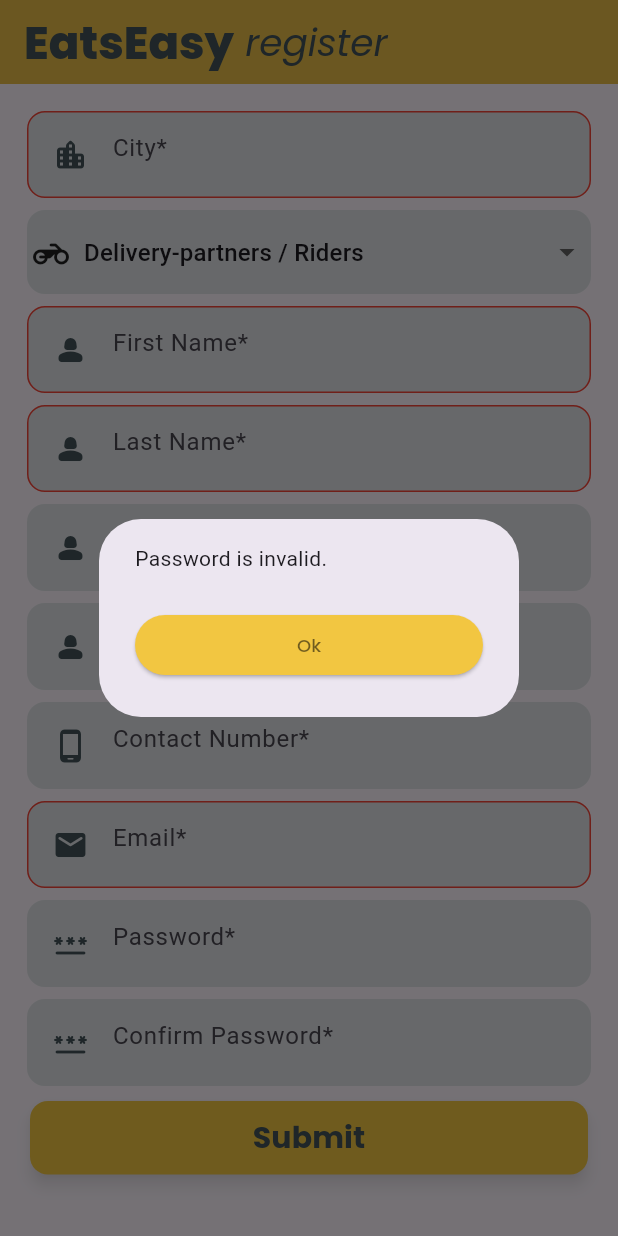
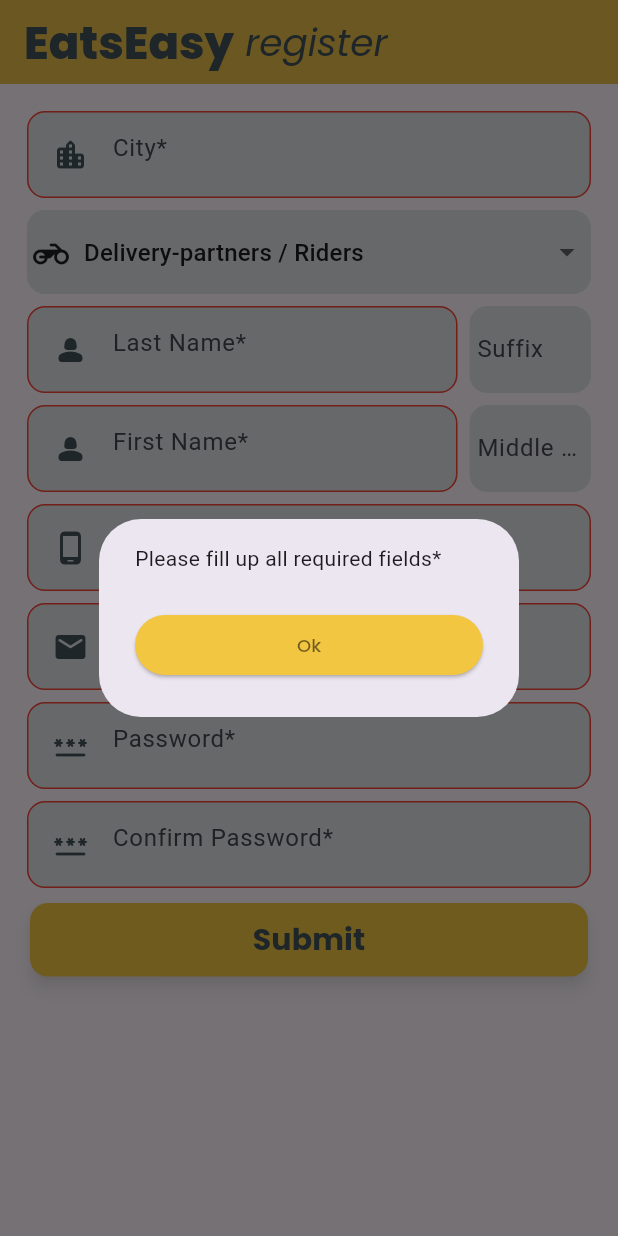
Before and after one commit to rowelalvero/eatseasy_riders_app, a Flutter app: the RegisterScreen screen opened directly, after a tap on "Submit", on a phone screen of 412 x 824 dp. Run offline on Flutter 3.47's test engine with Material 3 defaults, Android fonts, the phone set to English and light mode, and no system bars; our stand-ins replace cloud_firestore, firebase_auth, firebase_core, firebase_storage, image_picker, loading_animation_widget and 1 more; accounts and stored records are empty.

Commit message:
LogInScreen, RegisterScreen Fixed an issue that the user cannot registers and keeps showing the error dialog "Please fill up all required fields*" even the fields are completed. Also I aligned the suffix and M.I text fields side by side with Firstname and Lastname text fields. Lastly, I changed the loading animation logic when navigating from LogInScreen to RegisterScreen.

```diff
--- a/lib/authentication/additionalRegistrationPage/personal_details_screen.dart
+++ b/lib/authentication/additionalRegistrationPage/personal_details_screen.dart
@@ -593,6 +593,8 @@ class _PersonalDetailsScreenState extends State<PersonalDetailsScreen> {
                       hintText: "",
                       isObsecure: false,
                       redBorder: false,
+                      noLeftMargin: false,
+                      noRightMargin: false,
                       onChanged: (value) {
                         setState(() {
                           changesSaved = false;
--- a/lib/authentication/login.dart
+++ b/lib/authentication/login.dart
@@ -45,7 +45,7 @@ class _LogInScreenState extends State<LogInScreen> {
 
   logInNow() async {
     showDialog(context: context, builder: (c) {
-      return const LoadingDialog(message: "Logging In",);
+      return const LoadingDialog(message: "Logging In", isRegisterPage: false,);
     });
 
     //Firebase current user
@@ -93,21 +93,7 @@ class _LogInScreenState extends State<LogInScreen> {
   }
 
   void registrationPage() {
-    //show loading screen after submitting
-    showDialog(
-        context: context,
-        builder: (c) {
-          return const LoadingDialog(
-            message: "Loading",
-          );
-        });
-
-    Timer(const Duration(seconds: 3), () async {
-      Navigator.pop(context);
-      Navigator.push(context,MaterialPageRoute(builder: (c) => const RegisterScreen()));
-    });
-
-
+    Navigator.push(context,MaterialPageRoute(builder: (c) => const LoadingDialog(message: "Loading", isRegisterPage: true)));
   }
 
   @override
@@ -171,6 +157,8 @@ class _LogInScreenState extends State<LogInScreen> {
                   hintText: "Email",
                   isObsecure: false,
                   redBorder: false,
+                  noLeftMargin: false,
+                  noRightMargin: false,
                   keyboardType: TextInputType.text,
                 ),
 
@@ -181,6 +169,8 @@ class _LogInScreenState extends State<LogInScreen> {
                   hintText: "Password",
                   isObsecure: true,
                   redBorder: false,
+                  noLeftMargin: false,
+                  noRightMargin: false,
                   keyboardType: TextInputType.text,
                 ),
               ],
--- a/lib/authentication/register.dart
+++ b/lib/authentication/register.dart
@@ -121,42 +121,70 @@ class _RegisterScreenState extends State<RegisterScreen> {
     return false;
   }
 
-  bool _iscityControllerInvalid = false;
+  bool _isCityControllerInvalid = false;
   bool _isFirstNameControllerInvalid = false;
   bool _isLastNameControllerInvalid = false;
   bool _isEmailControllerInvalid = false;
-  bool _isFormIncomplete = false;
+  bool _isContactNumberControllerInvalid = false;
+  bool _isPasswordControllerInvalid = false;
+  bool _isConfirmPasswordControllerInvalid = false;
+  bool _isFormComplete = true;
 
-  void _ValidateTextFields() {
+  void _validateTextFields() {
     if (cityController.text.isEmpty) {
       setState(() {
-        _iscityControllerInvalid = true;
-        _isFormIncomplete = true;
+        _isCityControllerInvalid = true;
+        _isFormComplete = false;
       });
     }
     if (firstNameController.text.isEmpty) {
       setState(() {
         _isFirstNameControllerInvalid = true;
-        _isFormIncomplete = true;
+        _isFormComplete = false;
       });
     }
     if (lastNameController.text.isEmpty) {
       setState(() {
         _isLastNameControllerInvalid = true;
-        _isFormIncomplete = true;
+        _isFormComplete = false;
+      });
+    }
+    if (contactNumberController.text.isEmpty) {
+      setState(() {
+        _isContactNumberControllerInvalid = true;
+        _isFormComplete = false;
+      });
+    }
+    if (passwordController.text.isEmpty) {
+      setState(() {
+        _isPasswordControllerInvalid = true;
+        _isFormComplete = false;
+      });
+    }
+    if (confirmPasswordController.text.isEmpty) {
+      setState(() {
+        _isConfirmPasswordControllerInvalid = true;
+        _isFormComplete = false;
       });
     }
     if (emailController.text.isEmpty) {
      setState(() {
        _isEmailControllerInvalid = true;
-       _isFormIncomplete = true;
+       _isFormComplete = false;
      });
+    }
+    if (cityController.text.isNotEmpty &&
+        firstNameController.text.isNotEmpty &&
+        lastNameController.text.isNotEmpty &&
+        emailController.text.isNotEmpty) {
+
+      _isFormComplete = true;
     }
   }
   //Form validation
   Future<void> _formValidation() async {
-    _ValidateTextFields();
-    if (_isFormIncomplete) {
+    _validateTextFields();
+    if (_isFormComplete) {
       if (_isPasswordValidated()) {
         if(_isPasswordMatched) {
           if (isContactNumberCompleted) {
@@ -172,7 +200,7 @@ class _RegisterScreenState extends State<RegisterScreen> {
                   context: context,
                   builder: (c) {
                     return const LoadingDialog(
-                      message: "Submitting",
+                      message: "Submitting", isRegisterPage: false,
                     );
                   });
 
@@ -363,10 +391,12 @@ class _RegisterScreenState extends State<RegisterScreen> {
                         hintText: "City*",
                         isObsecure: false,
                         keyboardType: TextInputType.text,
-                        redBorder: _iscityControllerInvalid,
+                        redBorder: _isCityControllerInvalid,
+                          noLeftMargin: false,
+                          noRightMargin: false,
                           onChanged:(value) {
                           setState(() {
-                            _iscityControllerInvalid = false;
+                            _isCityControllerInvalid = false;
                           });
                           }
                       ),
@@ -407,63 +437,90 @@ class _RegisterScreenState extends State<RegisterScreen> {
                         ),
                       ),
 
-                      //First name text field
-                      CustomTextField(
+                      Row(
+                        children: [
+                          Expanded(
+                            flex: 3,
+                            //Last name text field
+                              child: CustomTextField(
+                                  data: Icons.person_2_rounded,
+                                  controller: lastNameController,
+                                  hintText: "Last Name*",
+                                  isObsecure: false,
+                                  keyboardType: TextInputType.text,
+                                  redBorder: _isLastNameControllerInvalid,
+                                  noLeftMargin: false,
+                                  noRightMargin: true,
+                                  onChanged:(value) {
+                                    setState(() {
+                                      _isLastNameControllerInvalid = false;
+                                    });
+                                  }
+                              ),
+                          ),
+                          //Suffix text field
+                          Expanded(
+                              flex: 1,
+                              child: CustomTextField(
+                                data: null,
+                                controller: suffixController,
+                                hintText: "Suffix",
+                                isObsecure: false,
+                                keyboardType: TextInputType.text,
+                                noLeftMargin: true,
+                                noRightMargin: false,
+                                redBorder: false,
+                              ),
+                          ),
+                        ],
+                      ),
+
+                      Row(
+                        children: [
+                          Expanded(
+                            flex: 3,
+                            //Firstname text fields
+                            child: CustomTextField(
                                 data: Icons.person_2_rounded,
                                 controller: firstNameController,
                                 hintText: "First Name*",
                                 isObsecure: false,
                                 keyboardType: TextInputType.text,
                                 redBorder: _isFirstNameControllerInvalid,
+                                noLeftMargin: false,
+                                noRightMargin: true,
                                 onChanged:(value) {
                                   setState(() {
                                     _isFirstNameControllerInvalid = false;
                                   });
                                 }
                             ),
-
-                      //Last name text field
-                      CustomTextField(
-                        data: Icons.person_2_rounded,
-                        controller: lastNameController,
-                        hintText: "Last Name*",
+                          ),
+                          //Middle Initial text field
+                          Expanded(
+                            flex: 1,
+                            child: CustomTextField(
+                              data: null,
+                              controller: middleInitialController,
+                              hintText: "Middle In.",
                               isObsecure: false,
                               keyboardType: TextInputType.text,
-                        redBorder: _isLastNameControllerInvalid,
-                          onChanged:(value) {
-                            setState(() {
-                              _isLastNameControllerInvalid = false;
-                            });
-                          }
-                      ),
-
-                      //Middle initial text field
-                      CustomTextField(
-                        data: Icons.person_2_rounded,
-                        controller: middleInitialController,
-                        hintText: "M.I.",
-                        isObsecure: false,
-                        keyboardType: TextInputType.text,
+                              noLeftMargin: true,
+                              noRightMargin: false,
                               redBorder: false,
                             ),
-
-                      //Suffix text field
-                      CustomTextField(
-                        data: Icons.person_2_rounded,
-                        controller: suffixController,
-                        hintText: "Suffix",
-                        isObsecure: false,
-                        keyboardType: TextInputType.text,
-                        redBorder: false,
                           ),
-
+                        ],
+                      ),
                       //Contact number text field,
                       Container(
                         decoration: BoxDecoration(
                           color: const Color(0xFFE0E3E7),
                           borderRadius: BorderRadius.circular(12),
                           border: Border.all(
-                            color: _isUserTypingContactNumber ? (isContactNumberCompleted ? Colors.green : Colors.red) : Colors.transparent,
+                            color: _isContactNumberControllerInvalid
+                                ? Colors.red
+                                : _isUserTypingContactNumber ? (isContactNumberCompleted ? Colors.green : Colors.red) : Colors.transparent,
                           ),
                         ),
                         padding: const EdgeInsets.all(4),
@@ -488,6 +545,7 @@ class _RegisterScreenState extends State<RegisterScreen> {
                                 onChanged: (value) {
                                     setState(() {
                                       _isUserTypingContactNumber = true;
+                                      _isContactNumberControllerInvalid = false;
                                     });
                                   if (value.length == 11) {
                                     setState(() {
@@ -544,6 +602,8 @@ class _RegisterScreenState extends State<RegisterScreen> {
                         isObsecure: false,
                         keyboardType: TextInputType.text,
                         redBorder: _isEmailControllerInvalid,
+                          noLeftMargin: false,
+                          noRightMargin: false,
                           onChanged:(value) {
                             setState(() {
                               _isEmailControllerInvalid = false;
@@ -557,7 +617,9 @@ class _RegisterScreenState extends State<RegisterScreen> {
                           color: const Color(0xFFE0E3E7),
                           borderRadius: BorderRadius.circular(12),
                           border: Border.all(
-                            color: _isUserTypingPassword ? (_isPasswordValidated() ? Colors.green : Colors.red) : Colors.transparent,
+                            color: _isPasswordControllerInvalid
+                                ? Colors.red
+                                : _isUserTypingPassword ? (_isPasswordValidated() ? Colors.green : Colors.red) : Colors.transparent,
                           ),
                         ),
                         padding: const EdgeInsets.all(4),
@@ -580,6 +642,7 @@ class _RegisterScreenState extends State<RegisterScreen> {
                                     hintText: "Password*",
                                   ),
                                   onChanged: (value) {
+                                    _isPasswordControllerInvalid = false;
                                     _validatePassword(value);
                                   }
                               ),
@@ -639,7 +702,9 @@ class _RegisterScreenState extends State<RegisterScreen> {
                           color: const Color(0xFFE0E3E7),
                           borderRadius: BorderRadius.circular(12),
                           border: Border.all(
-                            color: _isUserTypingConfirmPassword ? (_isPasswordMatched ? Colors.green : Colors.red) : Colors.transparent,
+                            color: _isConfirmPasswordControllerInvalid
+                                ? Colors.red
+                                : _isUserTypingConfirmPassword ? (_isPasswordMatched ? Colors.green : Colors.red) : Colors.transparent,
                           ),
                         ),
                         padding: const EdgeInsets.all(4),
@@ -664,6 +729,7 @@ class _RegisterScreenState extends State<RegisterScreen> {
                                 onChanged: (value) {
                                   setState(() {
                                     _isUserTypingConfirmPassword = true;
+                                    _isConfirmPasswordControllerInvalid = false;
                                   });
 
                                   _matchPassword();
--- a/lib/authentication/register2.dart
+++ b/lib/authentication/register2.dart
@@ -80,7 +80,7 @@ class _RegisterScreen2State extends State<RegisterScreen2> {
           context: context,
           builder: (c) {
             return const LoadingDialog(
-              message: "Submitting",
+              message: "Submitting", isRegisterPage: false,
             );
           });
       //Authenticate the rider
--- a/lib/widgets/custom_text_field.dart
+++ b/lib/widgets/custom_text_field.dart
@@ -9,6 +9,8 @@ class CustomTextField extends StatelessWidget {
   bool? isObsecure = true;
   bool? enabled = true;
   bool redBorder;
+  bool noLeftMargin;
+  bool noRightMargin;
   final ValueChanged<String>? onChanged;
 
   CustomTextField({
@@ -20,6 +22,8 @@ class CustomTextField extends StatelessWidget {
     this.enabled,
     this.keyboardType,
     required this.redBorder,
+    required this.noLeftMargin,
+    required this.noRightMargin,
     this.onChanged,
   });
 
@@ -35,7 +39,9 @@ class CustomTextField extends StatelessWidget {
         ),
       ),
       padding: const EdgeInsets.all(4),
-      margin: const EdgeInsets.only(left: 18.0, right: 18.0, top: 8.0),
+      margin: noLeftMargin
+          ? const EdgeInsets.only(left: 4.0, right: 18.0, top: 8.0)
+          : (noRightMargin ? const EdgeInsets.only(left: 18.0, right: 4.0, top: 8.0) : const EdgeInsets.only(left: 18.0, right: 18.0, top: 8.0)),
 
       child: LayoutBuilder(
         builder: (BuildContext context, BoxConstraints constraints) {
@@ -53,7 +59,9 @@ class CustomTextField extends StatelessWidget {
               // icon styling
               decoration: InputDecoration(
                 border: InputBorder.none,
-                prefixIcon: Icon(data, color: const Color.fromARGB(255, 67, 83, 89)),
+                prefixIcon: noLeftMargin
+                    ? null
+                    : Icon(data, color: const Color.fromARGB(255, 67, 83, 89)),
                 focusColor: Theme.of(context).primaryColor,
                 hintText: hintText,
               ),
@@ -67,6 +75,5 @@ class CustomTextField extends StatelessWidget {
         },
       ),
     );
-
   }
 }
--- a/lib/widgets/loading_dialog.dart
+++ b/lib/widgets/loading_dialog.dart
@@ -1,14 +1,36 @@
+import 'package:flutter/material.dart';
 import 'package:loading_animation_widget/loading_animation_widget.dart';
-import 'package:flutter/material.dart';
+
+import '../authentication/register.dart';
 
 class LoadingDialog extends StatelessWidget {
   final String? message;
+  final bool isRegisterPage;
 
-  const LoadingDialog({this.message});
+  const LoadingDialog({
+    Key? key,
+    this.message,
+    required this.isRegisterPage,
+  }) : super(key: key);
 
   @override
   Widget build(BuildContext context) {
-    return AlertDialog(
+    if (isRegisterPage) {
+      Future.delayed(const Duration(milliseconds: 500), () {
+        // Navigate to the main content page
+        Navigator.pushReplacement(
+          context,
+          MaterialPageRoute(builder: (context) => const RegisterScreen()),
+        );
+      });
+    }
+
+    // Temporary filler color
+    Color fillerColor = Colors.white; // Change this to your desired color
+
+    return Material(
+      color: isRegisterPage ? fillerColor : Colors.transparent, // Set the background color here
+      child: AlertDialog(
         key: key,
         content: Column(
           mainAxisSize: MainAxisSize.min,
@@ -19,13 +41,16 @@ class LoadingDialog extends StatelessWidget {
               size: 35,
             ),
             const SizedBox(height: 10,),
-          Text("${message!}, Please wait...",
+            Text(
+              "${message!}, Please wait...",
               style: const TextStyle(
                 fontFamily: "Poppins",
                 fontSize: 12,
-                color: Colors.black54
-            ),),
+                color: Colors.black54,
+              ),
+            ),
           ],
+        ),
       ),
     );
   }
```
Lines whose indentation alone changed are shown as unchanged.
